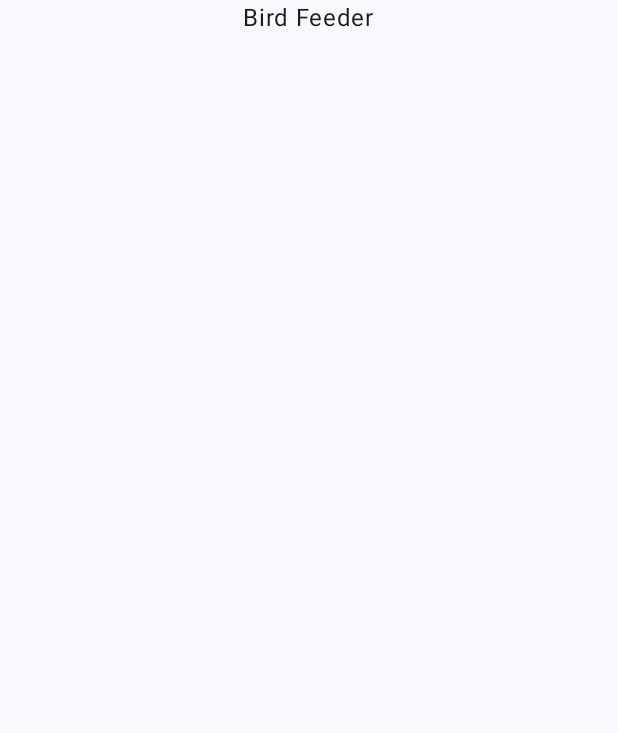
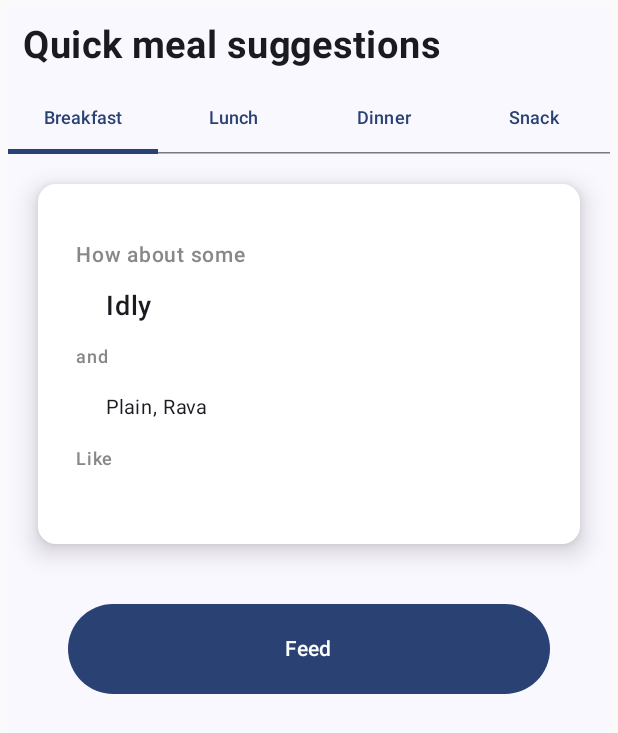
Before and after one commit to suryanktiwari/BirdFeeder, an Android app built with Jetpack Compose: the QuickFeeder screen opened directly, with no data from a screen before it, on a phone screen of 412 x 824 dp. Before the commit the part shown is almost empty. Shown: the top 733 px of the screen. Run offline under Robolectric (Android 15) with nearby library versions, the phone set to English and light mode, and no system bars.

Commit message:
Added QuickFeed activity functionality
[Description]: Added UI and backend for QuickFeed activity. A navbar dictates mealtype based on time and can be selected via user change. Meals by type are loaded and randomized meals are shown to the user upon button click. When all meals have been browsed, an image is shown indicating all data has been browsed through. Afterwards, user can continue to scroll the data again in the same order as earlier.

Meal suggestions, corresponding variations and accompaniments are displayed with random guiding chatter texts for a dynamic nature.

[Testing]: Verified UI and functionality on local simulator

```diff
--- a/app/src/main/java/com/example/birdfeeder/activity/ConfigureData.kt
+++ b/app/src/main/java/com/example/birdfeeder/activity/ConfigureData.kt
@@ -27,12 +27,10 @@ import androidx.compose.ui.res.painterResource
 import androidx.compose.ui.text.font.FontWeight
 import androidx.compose.ui.unit.dp
 import androidx.compose.ui.unit.sp
-import com.example.birdfeeder.R
 import com.example.birdfeeder.data.Meal
 import com.example.birdfeeder.data.MealConstants
 import com.example.birdfeeder.data.MealConstants.Companion.MEAL_BACKGROUNDS
 import com.example.birdfeeder.data.MealConstants.Companion.capitalizeFirstLetterOfString
-import com.example.birdfeeder.data.MealConstants.Companion.randomColor
 import com.example.birdfeeder.data.getMealManagerInstance
 import com.example.birdfeeder.ui.theme.BirdFeederTheme
 
@@ -59,9 +57,6 @@ class ConfigureData : ComponentActivity() {
                             verticalArrangement = Arrangement.spacedBy(5.dp),
                         ) {
                             items(MealConstants.MealTypes.values()) { type ->
-                                println(type)
-                                println(MEAL_BACKGROUNDS)
-                                println(MEAL_BACKGROUNDS[type])
                                 mealManagerInstance.getMealsByType(type.value)
                                     ?.let { MealTypeParentDisplay(type.value, it, MEAL_BACKGROUNDS[type]!!) }
                             }
--- a/app/src/main/java/com/example/birdfeeder/activity/QuickFeeder.kt
+++ b/app/src/main/java/com/example/birdfeeder/activity/QuickFeeder.kt
@@ -3,28 +3,85 @@ package com.example.birdfeeder.activity
 import android.os.Bundle
 import androidx.activity.ComponentActivity
 import androidx.activity.compose.setContent
+import androidx.compose.foundation.Image
+import androidx.compose.foundation.horizontalScroll
+import androidx.compose.foundation.layout.Arrangement
 import androidx.compose.foundation.layout.Column
+import androidx.compose.foundation.layout.Row
+import androidx.compose.foundation.layout.fillMaxHeight
 import androidx.compose.foundation.layout.fillMaxSize
+import androidx.compose.foundation.layout.fillMaxWidth
+import androidx.compose.foundation.layout.height
+import androidx.compose.foundation.layout.padding
+import androidx.compose.foundation.rememberScrollState
+import androidx.compose.material3.Button
+import androidx.compose.material3.Card
+import androidx.compose.material3.CardDefaults
 import androidx.compose.material3.MaterialTheme
 import androidx.compose.material3.Surface
+import androidx.compose.material3.Tab
+import androidx.compose.material3.TabRow
 import androidx.compose.material3.Text
 import androidx.compose.runtime.Composable
+import androidx.compose.runtime.mutableStateOf
+import androidx.compose.runtime.remember
+import androidx.compose.ui.Modifier
+import androidx.compose.ui.text.font.FontWeight
+import androidx.compose.ui.unit.dp
+import androidx.compose.ui.unit.sp
+import com.example.birdfeeder.data.MealConstants
+import com.example.birdfeeder.ui.theme.BirdFeederTheme
+import androidx.compose.runtime.getValue
+import androidx.compose.runtime.*
 import androidx.compose.ui.Alignment
-import androidx.compose.ui.Modifier
-import com.example.birdfeeder.ui.theme.BirdFeederTheme
+import androidx.compose.ui.graphics.Color
+import androidx.compose.ui.layout.ContentScale
+import androidx.compose.ui.res.painterResource
+import androidx.compose.ui.text.style.TextOverflow
+import com.example.birdfeeder.R
+import com.example.birdfeeder.data.Meal
+import com.example.birdfeeder.data.MealConstants.Companion.BREAKFAST_HOUR_RANGE
+import com.example.birdfeeder.data.MealConstants.Companion.DINNER_HOUR_RANGE
+import com.example.birdfeeder.data.MealConstants.Companion.LUNCH_HOUR_RANGE
+import com.example.birdfeeder.data.MealConstants.Companion.MIDNIGHT_SNACK_HOUR_RANGE
+import com.example.birdfeeder.data.MealConstants.Companion.QUICK_MEAL_ACCOMPANIMENT_PREFIX_DIALOGUES
+import com.example.birdfeeder.data.MealConstants.Companion.QUICK_MEAL_PREFIX_DIALOGUES
+import com.example.birdfeeder.data.MealConstants.Companion.QUICK_MEAL_VARIATIONS_PREFIX_DIALOGUES
+import com.example.birdfeeder.data.MealConstants.Companion.SNACK_HOUR_RANGE
+import com.example.birdfeeder.data.MealConstants.Companion.capitalizeFirstLetterOfString
+import com.example.birdfeeder.data.getMealManagerInstance
+import kotlinx.coroutines.flow.MutableStateFlow
+import java.time.LocalDateTime
+
 
 class QuickFeeder : ComponentActivity() {
+
+    private var selectedMealType = MealConstants.MealTypes.values()[initializeMealTypeBasedOnCurrentTime()];
+    private var mealsByType: MutableList<Meal> = mutableListOf();
+    private var curMealIndex = 0;
+    private var mealTitleState = MutableStateFlow("")
+    private var mealVariantsState = MutableStateFlow("")
+    private var mealAccompanimentsState = MutableStateFlow("")
+
     override fun onCreate(savedInstanceState: Bundle?) {
         super.onCreate(savedInstanceState)
         setContent {
             BirdFeederTheme {
                 // A surface container using the 'background' color from the theme
                 Surface(
-                    modifier = Modifier.fillMaxSize(),
+                    modifier = Modifier
+                        .padding(all = 5.dp)
+                        .fillMaxSize(),
                     color = MaterialTheme.colorScheme.background
                 ) {
-                    Column(horizontalAlignment = Alignment.CenterHorizontally) {
-                        FeederGreeting()
+
+                    Column() {
+                        Text(
+                            text = "Quick meal suggestions",
+                            fontSize = 25.sp, fontWeight = FontWeight.W700, modifier = Modifier.padding(10.dp)
+                        )
+
+                        QuickFeederParentDisplay()
                     }
                 }
             }
@@ -32,7 +89,193 @@ class QuickFeeder : ComponentActivity() {
     }
 
     @Composable
-    fun FeederGreeting() {
-        Text("Bird Feeder")
+    fun QuickFeederParentDisplay() {
+        val mealHeaders = MealConstants.MealTypes.values()
+        var selectedMealState by remember { mutableStateOf(initializeMealTypeBasedOnCurrentTime()) }
+        TabRow(selectedTabIndex = selectedMealState) {
+            mealHeaders.forEachIndexed { index, mealType ->
+                Tab(
+                    selected = selectedMealState == index,
+                    onClick = { selectedMealState = index;  selectedMealType = mealHeaders[index]; },
+                    text = { Text(text = capitalizeFirstLetterOfString(mealType.value), maxLines = 2, overflow = TextOverflow.Ellipsis, fontSize = 12.sp) }
+                )
+            }
+        }
+        loadMealsForSelectedMealType()
+        QuickFeedDisplay()
     }
+
+    @Composable
+    fun QuickFeedDisplay() {
+        getQuickMeal();
+        var areAllMealsFinished by remember { mutableStateOf(false) }
+
+        Column (
+            modifier = Modifier.fillMaxWidth().padding(20.dp),
+            horizontalAlignment = Alignment.CenterHorizontally,
+            verticalArrangement = Arrangement.spacedBy(20.dp),
+        ) {
+            Card (
+                modifier = Modifier.height(240.dp).fillMaxWidth(),
+                colors = CardDefaults.cardColors(containerColor = Color.White),
+                elevation = CardDefaults.cardElevation(defaultElevation = 10.dp),
+            ) {
+
+                if (areAllMealsFinished) {
+                    AllMealsFinishedDisplay()
+                } else {
+                    SuggestedMealDisplay()
+                }
+
+            }
+
+            Button(
+                modifier = Modifier.height(100.dp).fillMaxWidth().padding(20.dp),
+                onClick = {
+                    if (areAllMealsFinished) {
+                        curMealIndex = 0;
+                        areAllMealsFinished = false;
+                        getQuickMeal()
+                    }
+                    if (curMealIndex == mealsByType.size) {
+                        areAllMealsFinished = true;
+                    } else {
+                        getQuickMeal()
+                    }
+                }
+            ) {
+                Text("Feed")
+            }
+        }
+    }
+
+    @Composable
+    private fun AllMealsFinishedDisplay() {
+        Column(
+            modifier = Modifier.padding(all = 20.dp),
+            horizontalAlignment = Alignment.CenterHorizontally,
+            verticalArrangement = Arrangement.spacedBy(20.dp)
+        ) {
+            Image(
+                painter = painterResource(R.drawable.empty_data),
+                contentDescription = null, // decorative
+                contentScale = ContentScale.Crop,
+                modifier = Modifier.height(150.dp).fillMaxWidth()
+            )
+
+            Text("All meal category data displayed.")
+        }
+    }
+
+    private fun initializeMealTypeBasedOnCurrentTime(): Int {
+        val currentHour = LocalDateTime.now().hour
+        val mealHeaders = MealConstants.MealTypes.values()
+        return when {
+            (currentHour in MIDNIGHT_SNACK_HOUR_RANGE)  -> mealHeaders.indexOf(MealConstants.MealTypes.SNACK)
+            (currentHour in BREAKFAST_HOUR_RANGE)  -> mealHeaders.indexOf(MealConstants.MealTypes.BREAKFAST)
+            (currentHour in LUNCH_HOUR_RANGE)  -> mealHeaders.indexOf(MealConstants.MealTypes.LUNCH)
+            (currentHour in SNACK_HOUR_RANGE)  -> mealHeaders.indexOf(MealConstants.MealTypes.SNACK)
+            (currentHour in DINNER_HOUR_RANGE)  -> mealHeaders.indexOf(MealConstants.MealTypes.DINNER)
+            else ->
+                mealHeaders.indexOf(MealConstants.MealTypes.SNACK)
+        }
+    }
+
+    @Composable
+    private fun SuggestedMealDisplay() {
+        val mealTitleText by mealTitleState.collectAsState()
+        val mealVariationText by mealVariantsState.collectAsState()
+        val mealAccompanimentText by mealAccompanimentsState.collectAsState()
+        val accompanimentScrollState = rememberScrollState()
+        val variationScrollState = rememberScrollState()
+
+        Card(
+            modifier = Modifier.padding(all = 5.dp).fillMaxWidth().fillMaxHeight(),
+            colors = CardDefaults.cardColors(containerColor = Color.White),
+        ) {
+            Column(
+                modifier = Modifier.padding(20.dp, 30.dp).fillMaxWidth(),
+                verticalArrangement = Arrangement.spacedBy(10.dp),
+            ) {
+
+                // Chatter text for meal name
+                Text(
+                    QUICK_MEAL_PREFIX_DIALOGUES.random(),
+                    fontSize = 14.sp,
+                    fontWeight = FontWeight.W500,
+                    color = Color.Gray,
+                )
+                // Meal name
+                Text(mealTitleText, fontSize = 18.sp, fontWeight = FontWeight.W500, modifier = Modifier.padding(20.dp, 0.dp))
+
+
+                if (mealVariationText != "") {
+                    // Chatter text for accompaniments
+                    Text(
+                        QUICK_MEAL_ACCOMPANIMENT_PREFIX_DIALOGUES.random(),
+                        fontSize = 12.sp,
+                        fontWeight = FontWeight.W500,
+                        color = Color.Gray,
+                    )
+                    Row (
+                        modifier = Modifier.horizontalScroll(variationScrollState)
+                    ) {
+                        // Meal variations
+                        Text(mealVariationText, fontSize = 13.sp, modifier = Modifier.padding(20.dp, 0.dp))
+                    }
+                }
+
+
+                if (mealAccompanimentText != "") {
+                    // Chatter text for meal variations
+                    Text(
+                        QUICK_MEAL_VARIATIONS_PREFIX_DIALOGUES.random(),
+                        fontSize = 12.sp,
+                        fontWeight = FontWeight.W500,
+                        color = Color.Gray,
+                    )
+                    Row (
+                        modifier = Modifier.horizontalScroll(accompanimentScrollState)
+                    ) {
+                        // Meal Accompaniments
+                        Text(mealAccompanimentText, fontSize = 13.sp, modifier = Modifier.padding(20.dp, 0.dp))
+                    }
+                }
+            }
+        }
+    }
+
+    /**
+     * Called whenever meal type is changed from nav bar.
+     * Loads meal by selected meal type from MealManager and shuffles them for randomized meals.
+     */
+    private fun loadMealsForSelectedMealType() {
+        curMealIndex = 0
+        mealsByType = getMealManagerInstance().getMealsByType(selectedMealType.value).shuffled().toMutableList()
+    }
+
+    /**
+     * Reads the next meal object {@link curMealIndex} from {@link mealsByType} list
+     * Increments {@link curMealIndex}.
+     * Always called after checking that {@link curMealIndex} < {@link mealsByType}'s size
+     * Sets {@link mealTitleState} with the meal name, forcing an UI update
+     * If any variations or accompaniments are found then sets them in {@link mealVariantsState} or {@link mealAccompanimentsState}
+     */
+    private fun getQuickMeal(){
+        val currentMeal = mealsByType[curMealIndex++]
+        mealTitleState.value = currentMeal.name;
+
+        if (currentMeal.variations[0].isNotEmpty()) {
+            mealVariantsState.value = currentMeal.variations.joinToString()
+        } else {
+            mealVariantsState.value = ""
+        }
+
+        if (currentMeal.accompaniment[0].isNotEmpty()) {
+            mealAccompanimentsState.value = currentMeal.accompaniment.joinToString()
+        } else {
+            mealAccompanimentsState.value = ""
+        }
+    }
+
 }
--- a/app/src/main/java/com/example/birdfeeder/data/MealManager.kt
+++ b/app/src/main/java/com/example/birdfeeder/data/MealManager.kt
@@ -21,8 +21,12 @@ class MealManager {
 
     private val mealsByType: HashMap<String, MutableList<Meal>> = HashMap()
 
-    fun getMealsByType(type: String): MutableList<Meal>? {
-        return mealsByType[type];
+    fun getMealsByType(type: String): MutableList<Meal> {
+        return if (type in mealsByType) {
+            mealsByType[type]!!;
+        } else {
+            mutableListOf()
+        }
     }
 
     fun getMealsByAllType(): HashMap<String, MutableList<Meal>> {
```
Also changed, not shown: app/src/main/java/com/example/birdfeeder/activity/MainActivity.kt (+6 -6 lines), app/src/main/java/com/example/birdfeeder/data/MealConstants.kt (+28 -0 lines), app/src/main/res/drawable/empty_data.jpg (added).
